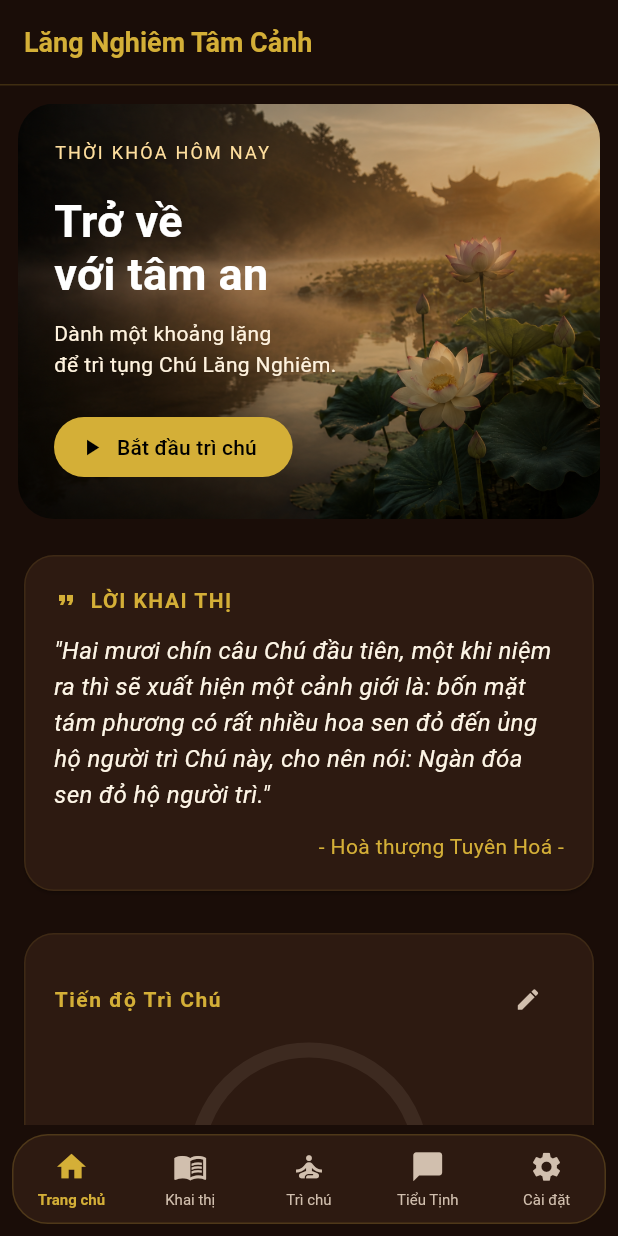
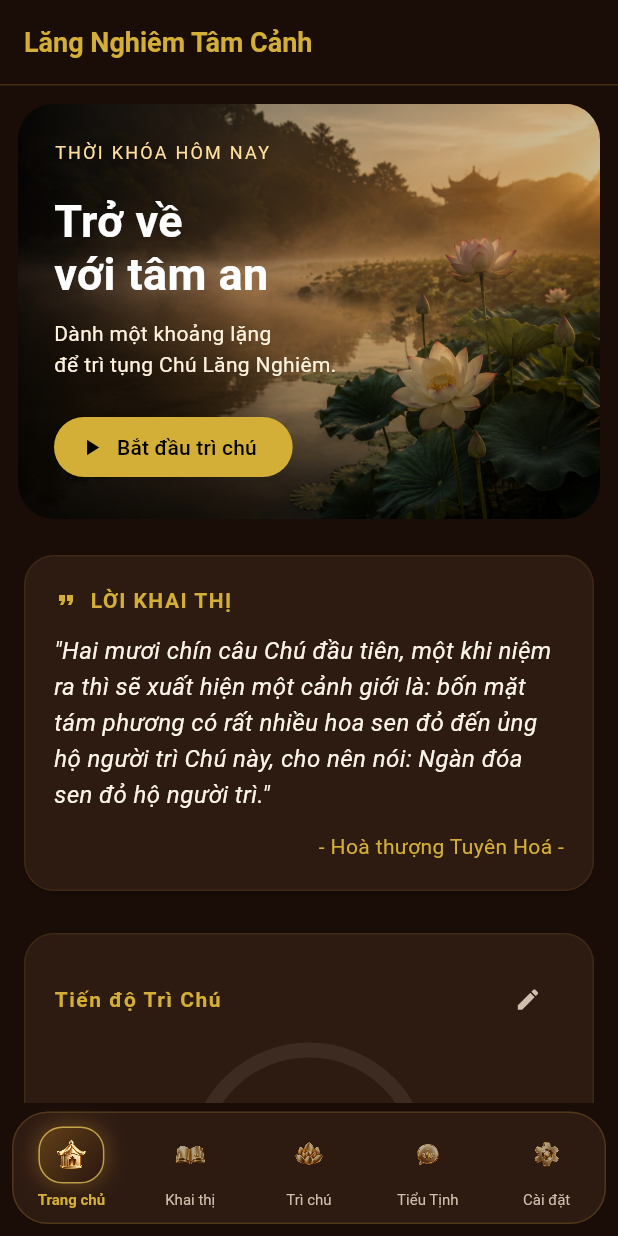
Before and after one commit to Kimanh2026/lang_nghiem_tam_canh, a Flutter app: the MainScaffold screen opened by its route, on a phone screen of 412 x 824 dp. Run offline on Flutter 3.47's test engine with Material 3 defaults, Android fonts, the phone set to English and light mode, and no system bars; our stand-ins replace flutter_dotenv, flutter_local_notifications, google_generative_ai, shared_preferences; missing offline and left inert: vnlunar; accounts and stored records are empty.

Commit message:
Refine navigation with luxury gold icons

```diff
--- a/lib/main.dart
+++ b/lib/main.dart
@@ -120,25 +120,128 @@ class MainScaffold extends StatefulWidget {
   State<MainScaffold> createState() => _MainScaffoldState();
 }
 
+class _LuxuryNavIcon extends StatelessWidget {
+  final String asset;
+  final String label;
+  final bool selected;
+
+  const _LuxuryNavIcon({
+    required this.asset,
+    required this.label,
+    this.selected = false,
+  });
+
+  @override
+  Widget build(BuildContext context) {
+    return Semantics(
+      image: true,
+      label: selected ? '$label, đang chọn' : label,
+      child: AnimatedContainer(
+        key: ValueKey(
+          'nav-${asset.split('/').last.replaceFirst('nav-', '').replaceFirst('.png', '')}-${selected ? 'selected' : 'idle'}',
+        ),
+        duration: const Duration(milliseconds: 180),
+        curve: Curves.easeOutCubic,
+        width: 44,
+        height: 38,
+        padding: EdgeInsets.all(selected ? 5 : 7),
+        decoration: BoxDecoration(
+          borderRadius: BorderRadius.circular(16),
+          gradient: selected
+              ? const LinearGradient(
+                  begin: Alignment.topLeft,
+                  end: Alignment.bottomRight,
+                  colors: [Color(0xFF624018), Color(0xFF2A160F)],
+                )
+              : null,
+          border: selected
+              ? Border.all(color: const Color(0xB3F4D35E), width: 1)
+              : null,
+          boxShadow: selected
+              ? const [
+                  BoxShadow(
+                    color: Color(0x45F4B942),
+                    blurRadius: 12,
+                    spreadRadius: 1,
+                  ),
+                ]
+              : null,
+        ),
+        child: Opacity(
+          opacity: selected ? 1 : 0.64,
+          child: Image.asset(
+            asset,
+            fit: BoxFit.contain,
+            filterQuality: FilterQuality.high,
+          ),
+        ),
+      ),
+    );
+  }
+}
+
 class _MainScaffoldState extends State<MainScaffold> {
   static const double _compactRailBreakpoint = 800;
 
   static const _railDestinations = <NavigationRailDestination>[
-    NavigationRailDestination(icon: Icon(Icons.home), label: Text('Trang chủ')),
     NavigationRailDestination(
-      icon: Icon(Icons.menu_book),
+      icon: _LuxuryNavIcon(
+        asset: 'assets/icons/nav-home.png',
+        label: 'Trang chủ',
+      ),
+      selectedIcon: _LuxuryNavIcon(
+        asset: 'assets/icons/nav-home.png',
+        label: 'Trang chủ',
+        selected: true,
+      ),
+      label: Text('Trang chủ'),
+    ),
+    NavigationRailDestination(
+      icon: _LuxuryNavIcon(
+        asset: 'assets/icons/nav-teachings.png',
+        label: 'Khai thị',
+      ),
+      selectedIcon: _LuxuryNavIcon(
+        asset: 'assets/icons/nav-teachings.png',
+        label: 'Khai thị',
+        selected: true,
+      ),
       label: Text('Khai thị'),
     ),
     NavigationRailDestination(
-      icon: Icon(Icons.self_improvement),
+      icon: _LuxuryNavIcon(
+        asset: 'assets/icons/nav-mantra.png',
+        label: 'Trì chú',
+      ),
+      selectedIcon: _LuxuryNavIcon(
+        asset: 'assets/icons/nav-mantra.png',
+        label: 'Trì chú',
+        selected: true,
+      ),
       label: Text('Trì chú'),
     ),
     NavigationRailDestination(
-      icon: Icon(Icons.chat_bubble),
+      icon: _LuxuryNavIcon(
+        asset: 'assets/icons/nav-chat.png',
+        label: 'Tiểu Tịnh',
+      ),
+      selectedIcon: _LuxuryNavIcon(
+        asset: 'assets/icons/nav-chat.png',
+        label: 'Tiểu Tịnh',
+        selected: true,
+      ),
       label: Text('Tiểu Tịnh'),
     ),
     NavigationRailDestination(
-      icon: Icon(Icons.settings),
+      icon: _LuxuryNavIcon(
+        asset: 'assets/icons/nav-settings.png',
+        label: 'Cài đặt',
+      ),
+      selectedIcon: _LuxuryNavIcon(
+        asset: 'assets/icons/nav-settings.png',
+        label: 'Cài đặt',
+        selected: true,
+      ),
       label: Text('Cài đặt'),
     ),
   ];
@@ -211,15 +314,9 @@ class _MainScaffoldState extends State<MainScaffold> {
                                 child: Column(
                                   mainAxisSize: MainAxisSize.min,
                                   children: [
-                                    IconTheme(
-                                      data: IconThemeData(
-                                        size: 23,
-                                        color: selected
-                                            ? const Color(0xFFD4AF37)
-                                            : const Color(0xFFD1BFAE),
-                                      ),
-                                      child: destination.icon,
-                                    ),
+                                    selected
+                                        ? destination.selectedIcon
+                                        : destination.icon,
                                     const SizedBox(height: 5),
                                     DefaultTextStyle(
                                       style: TextStyle(
@@ -268,6 +365,7 @@ class _MainScaffoldState extends State<MainScaffold> {
                 minExtendedWidth: isCompactRail ? 128 : 200,
                 groupAlignment: -0.85,
                 backgroundColor: const Color(0xFF2D1A11),
+                useIndicator: false,
                 selectedIconTheme: IconThemeData(
                   color: const Color(0xFFD4AF37),
                   size: isPhone ? 24 : (isCompactRail ? 22 : 26),
--- a/pubspec.yaml
+++ b/pubspec.yaml
@@ -16,7 +16,7 @@ publish_to: 'none' # Remove this line if you wish to publish to pub.dev
 # https://developer.apple.com/library/archive/documentation/General/Reference/InfoPlistKeyReference/Articles/CoreFoundationKeys.html
 # In Windows, build-name is used as the major, minor, and patch parts
 # of the product and file versions while build-number is used as the build suffix.
-version: 1.3.6+9
+version: 1.3.7+10
 
 environment:
   sdk: ^3.12.0
@@ -67,6 +67,7 @@ flutter:
   assets:
     - .env
     - assets/images/
+    - assets/icons/
 
   # An image asset can refer to one or more resolution-specific "variants", see
   # https://flutter.dev/to/resolution-aware-images
```
Also changed, not shown: assets/icons/nav-chat.png (added), assets/icons/nav-home.png (added), assets/icons/nav-mantra.png (added), assets/icons/nav-settings.png (added), assets/icons/nav-teachings.png (added), branding/navigation-icons/chat.png (added), branding/navigation-icons/home.png (added), branding/navigation-icons/mantra.png (added), branding/navigation-icons/settings.png (added), branding/navigation-icons/teachings.png (added), 15 other files.
